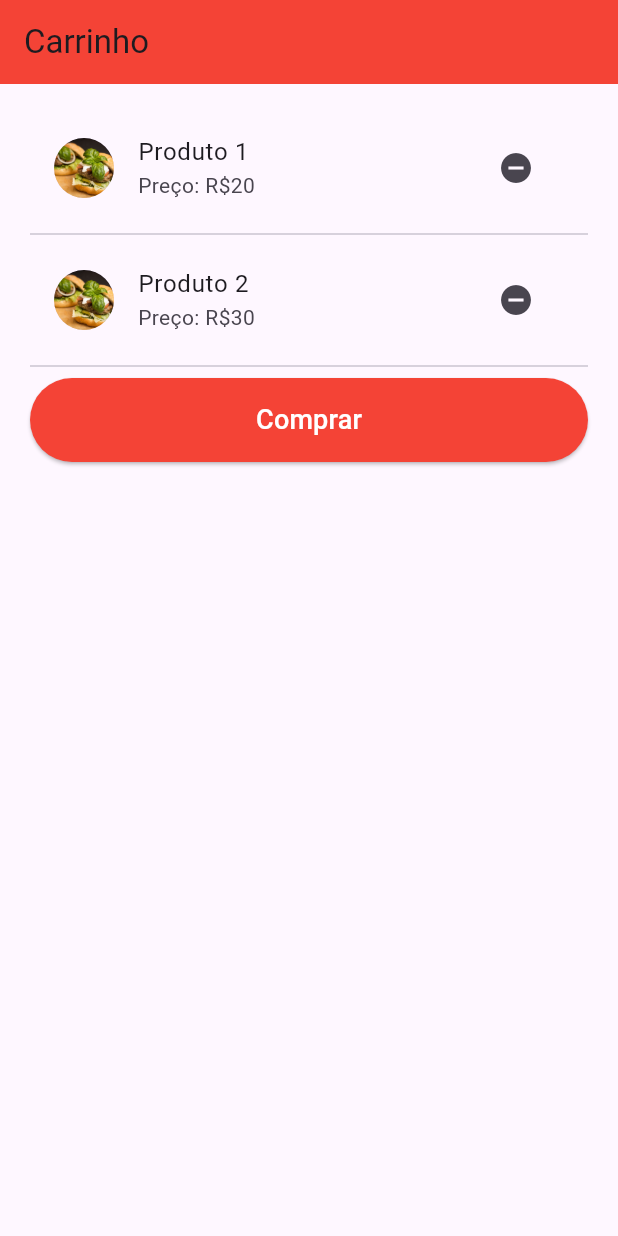
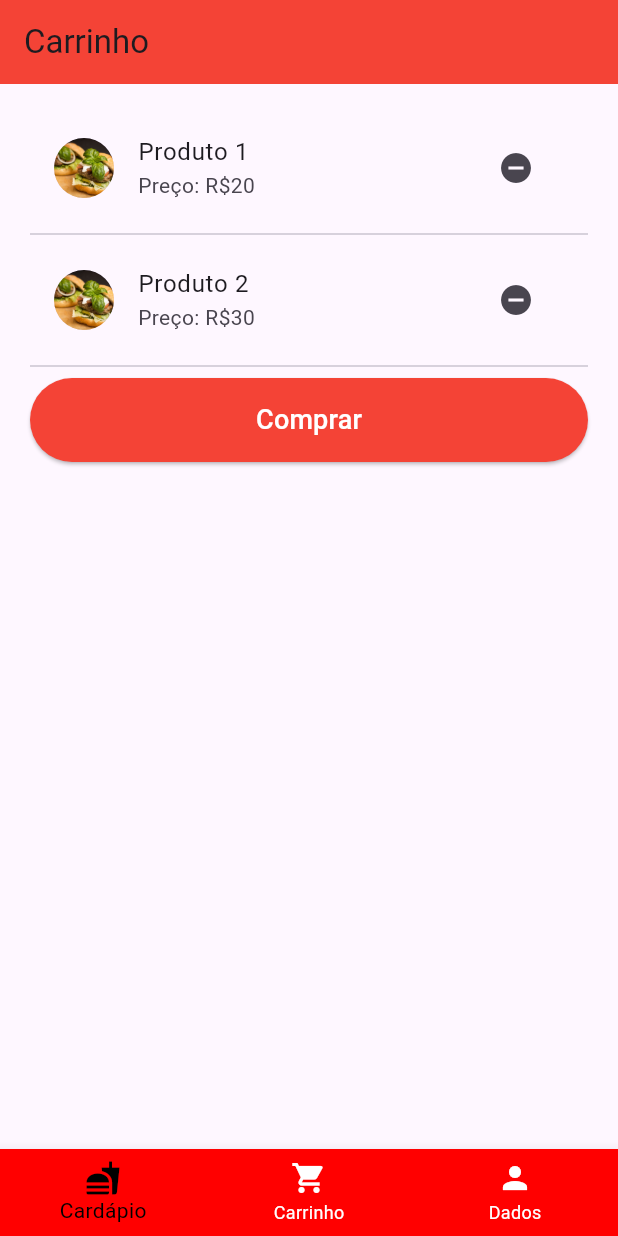
Before and after one commit to caiolara090/Joses_Burger, a Flutter app: the CarrinhoPage screen opened directly, on a phone screen of 412 x 824 dp. Run offline on Flutter 3.47's test engine with Material 3 defaults, Android fonts, the phone set to English and light mode, and no system bars; our stand-ins replace qr_flutter.

Commit message:
Adicionando bottomNavigationBar na página do Carrinho

```diff
--- a/josesburguer/lib/Carrinho.dart
+++ b/josesburguer/lib/Carrinho.dart
@@ -3,6 +3,8 @@ import 'package:http/http.dart' as http;
 import 'dart:convert';
 
 class CarrinhoPage extends StatelessWidget {
+  int _currentIndex = 0;
+
   @override
   Widget build(BuildContext context) {
     return Scaffold(
@@ -62,6 +64,42 @@ class CarrinhoPage extends StatelessWidget {
           ),
         ],
       ),
+      bottomNavigationBar: BottomNavigationBar(
+        backgroundColor: const Color.fromARGB(255, 255, 0, 0),
+        selectedItemColor: Color.fromARGB(255, 0, 0, 0),
+        currentIndex: _currentIndex,
+        unselectedItemColor: Colors.white,
+        items: [
+          BottomNavigationBarItem(
+            icon: Icon(Icons.fastfood),
+            label: 'Cardápio',
+          ),
+          BottomNavigationBarItem(
+            icon: Icon(Icons.shopping_cart),
+            label: 'Carrinho',
+          ),
+          BottomNavigationBarItem(
+            icon: Icon(Icons.person),
+            label: 'Dados',
+          ),
+        ],
+        onTap: (index) {
+          switch (index) {
+            case 0:
+              //Navegue para alguma página
+              //Navigator.pushReplacementNamed(context, '/cardapio');
+              break;
+            case 1:
+              //Navegue para alguma página
+              //Navigator.pushReplacementNamed(context, '/pagina2');
+              break;
+            case 2:
+              //Navegue para alguma página
+              //Navigator.pushNamed(context, '/dados');
+              break;
+          }
+        },
+      ),
     );
   }
 }
```
